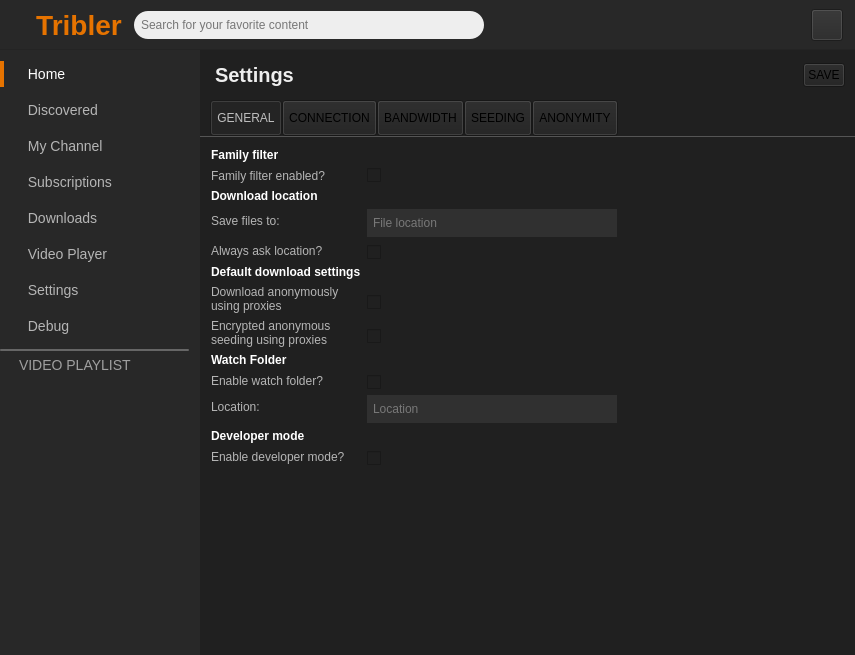
Tribler/tribler, file TriblerGUI/qt_resources/mainwindow.ui: the form before one commit.
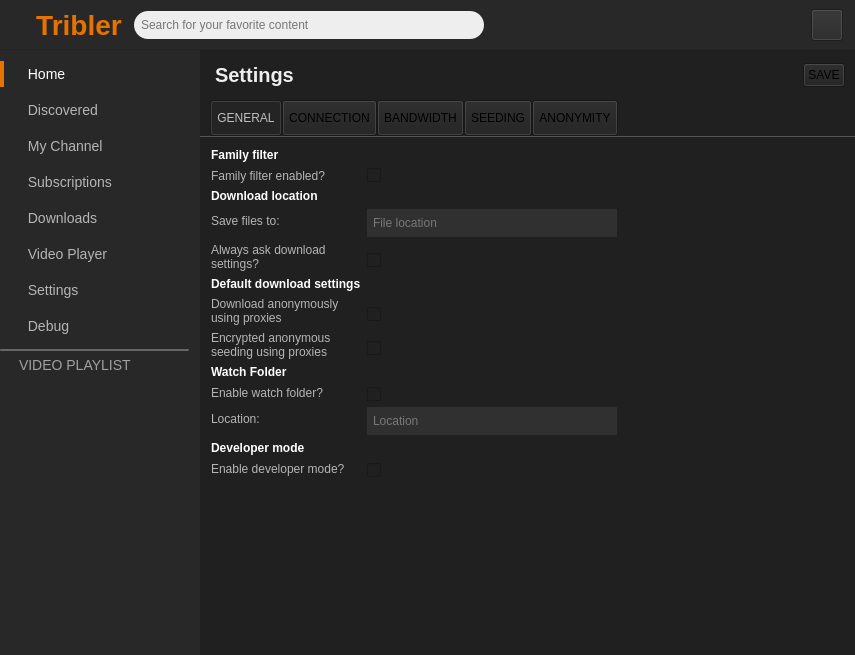
The form after the commit. Icons and pictures are not drawn. Custom widgets are drawn as their Qt base class.

Commit message:
Fixed settings issue
Also refactored code to show the download settings dialog. This dialog is now also filled with the values as specified in the GUI settings (anon download yes/no, safe seeding yes/no etc).

```diff
--- a/TriblerGUI/qt_resources/mainwindow.ui
+++ b/TriblerGUI/qt_resources/mainwindow.ui
@@ -5105,14 +5105,15 @@
                  <string notr="true"/>
                 </property>
                 <property name="text">
-                 <string>Always ask location?</string>
+                 <string>Always ask download
+settings?</string>
                 </property>
                </widget>
               </item>
               <item row="4" column="1">
                <widget class="QCheckBox" name="always_ask_location_checkbox">
                 <property name="styleSheet">
-                 <string notr="true">margin-top: 2px;</string>
+                 <string notr="true">margin-top: 10px;</string>
                 </property>
                 <property name="text">
                  <string/>
```
Left out of the diff: 50 changed lines with no effect on the pictures. The commit also changes 7 other files.
